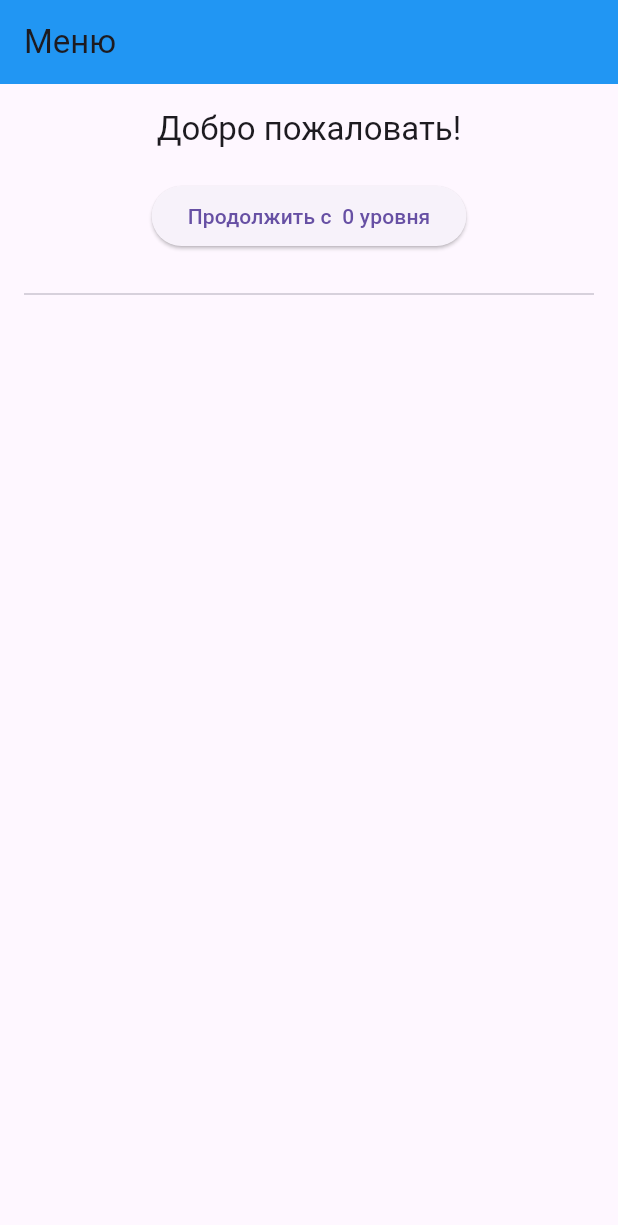
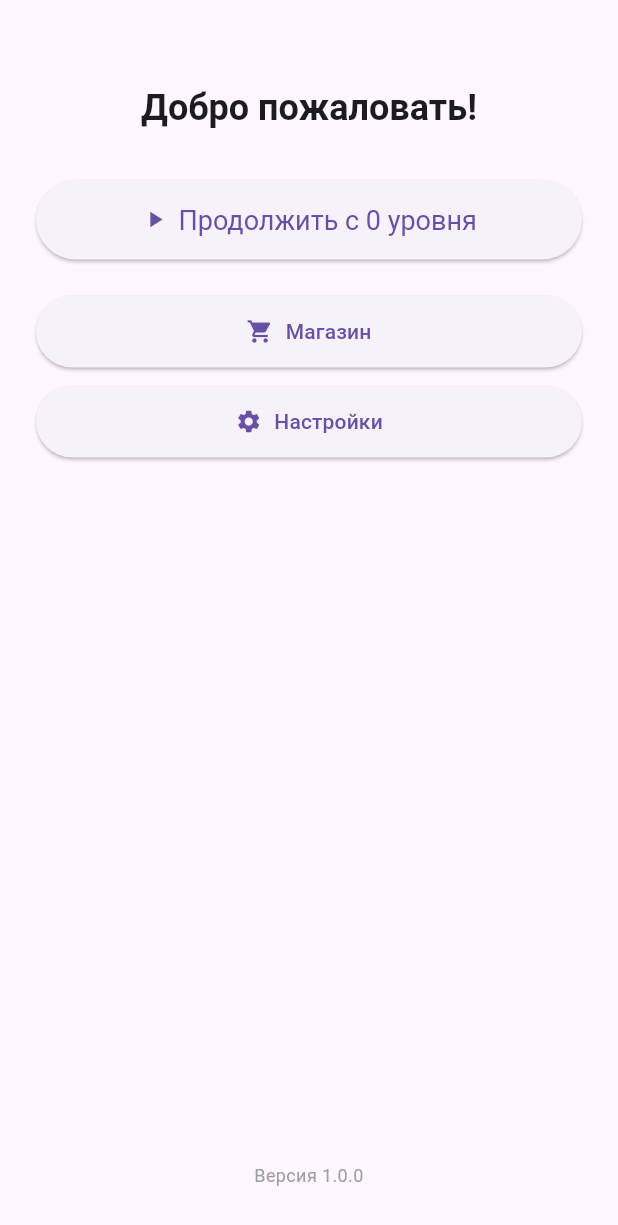
Before and after one commit to pojalustayuidi/BlogerGrame, a Flutter app: the MenuScreen screen opened directly with empty values, on a phone screen of 412 x 824 dp. Shown: the top 1225 px of the screen. Run offline on Flutter 3.47's test engine with Material 3 defaults, Android fonts, the phone set to English and light mode, and no system bars; our stand-ins replace dio, shared_preferences; accounts and stored records are empty; network calls fail.

Commit message:
add UI design, удаление бага, при помощи которого можно было нажать на кнопку назад на андроиде, добалвение завершения уровня

```diff
--- a/lib/screens/menu_screen/menu_screen.dart
+++ b/lib/screens/menu_screen/menu_screen.dart
@@ -14,21 +14,29 @@ class MenuScreen extends StatelessWidget {
 
   @override
   Widget build(BuildContext context) {
-    return Scaffold(
-      appBar: AppBar(
-        title: const Text('Меню'),
-        backgroundColor: Colors.blue,
-      ),
+    return PopScope(
+      canPop: false, // запрет на выход по "назад"
+      child: SafeArea(
+        child: Scaffold(
           body: Padding(
-        padding: const EdgeInsets.all(16.0),
+            padding: const EdgeInsets.all(24.0),
             child: Column(
+              crossAxisAlignment: CrossAxisAlignment.stretch,
               children: [
+                const SizedBox(height: 32),
                 Text(
                   'Добро пожаловать!',
-              style: Theme.of(context).textTheme.titleLarge,
+                  style: Theme.of(context)
+                      .textTheme
+                      .headlineSmall
+                      ?.copyWith(fontWeight: FontWeight.bold),
+                  textAlign: TextAlign.center,
                 ),
-            const SizedBox(height: 20),
-            ElevatedButton(
+                const SizedBox(height: 32),
+
+                ElevatedButton.icon(
+                  icon: const Icon(Icons.play_arrow),
+                  label: Text('Продолжить с ${currentLevel.id} уровня'),
                   onPressed: () {
                     Navigator.push(
                       context,
@@ -40,36 +48,46 @@ class MenuScreen extends StatelessWidget {
                       ),
                     );
                   },
-              child: Text('Продолжить с  ${currentLevel.id} уровня'),
-            ),
-            const SizedBox(height: 20),
-            const Divider(),
-            const SizedBox(height: 10),
-            Expanded(
-              child: ListView.builder(
-                itemCount: levels.length,
-                itemBuilder: (context, index) {
-                  final level = levels[index];
-                  return ListTile(
-                    title: Text('Level ${level.id}'),
-                    subtitle: Text(level.quote),
-                    trailing: const Icon(Icons.play_arrow),
-                    onTap: () {
-                      Navigator.push(
-                        context,
-                        MaterialPageRoute(
-                          builder: (_) => LevelScreen(
-                            currentLevel: level,
-                            allLevels: levels,
+                  style: ElevatedButton.styleFrom(
+                    padding: const EdgeInsets.symmetric(vertical: 16),
+                    textStyle: const TextStyle(fontSize: 18),
                   ),
                 ),
-                      );
+
+                const SizedBox(height: 24),
+
+                ElevatedButton.icon(
+                  icon: const Icon(Icons.shopping_cart),
+                  label: const Text('Магазин'),
+                  onPressed: () {
                   },
-                  );
-                },
+                  style: ElevatedButton.styleFrom(
+                    padding: const EdgeInsets.symmetric(vertical: 14),
                   ),
                 ),
+
+                const SizedBox(height: 12),
+
+                ElevatedButton.icon(
+                  icon: const Icon(Icons.settings),
+                  label: const Text('Настройки'),
+                  onPressed: () {
+                  },
+                  style: ElevatedButton.styleFrom(
+                    padding: const EdgeInsets.symmetric(vertical: 14),
+                  ),
+                ),
+
+                const Spacer(),
+                const Text(
+                  'Версия 1.0.0',
+                  textAlign: TextAlign.center,
+                  style: TextStyle(fontSize: 12, color: Colors.grey),
+                ),
+                const SizedBox(height: 8),
               ],
+            ),
+          ),
         ),
       ),
     );
```
Also changed, not shown: lib/screens/level_screen/level_screen.dart (+46 -11 lines), lib/screens/level_screen/level_widgets/level_compite_dialog.dart (+97 -23 lines). Lines whose indentation alone changed are shown as unchanged.
